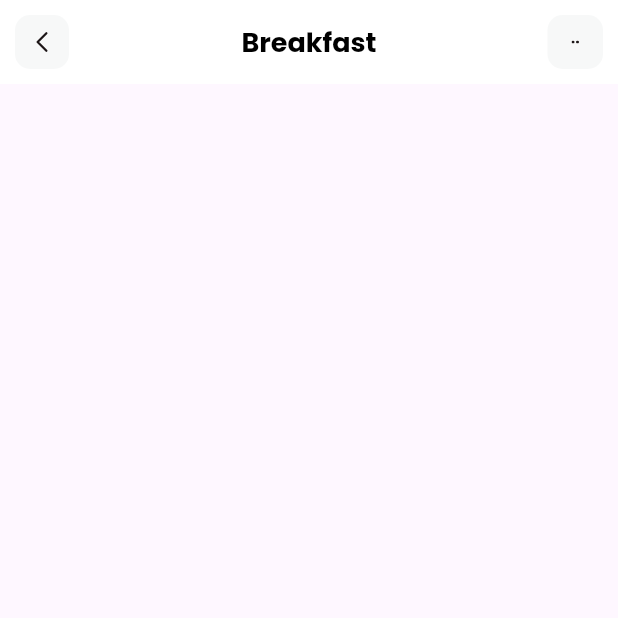
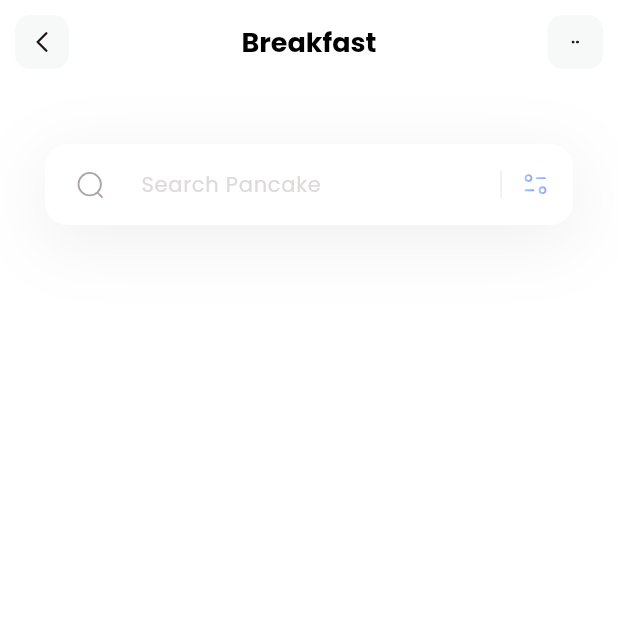
Before and after one commit to mjsanchezc/fitness, a Flutter app: the screen it shows after launch, on a phone screen of 412 x 824 dp, the top half of it. Run offline on Flutter 3.47's test engine with Material 3 defaults, Android fonts, the phone set to English and light mode, and no system bars; our stand-ins replace flutter_svg.

Commit message:
Added search field

```diff
--- a/lib/pages/home.dart
+++ b/lib/pages/home.dart
@@ -8,7 +8,70 @@ class HomePage extends StatelessWidget {
   Widget build(BuildContext context) {
     return Scaffold(
       appBar: appBar(),
+      backgroundColor: const Color.fromRGBO(255, 255, 255, 1),
+      body: Column(
+        crossAxisAlignment: CrossAxisAlignment.start,
+        children: [
+          _searchField(),
+        ],
+      ),
     );
+  }
+
+  Container _searchField() {
+    return Container(
+          margin: EdgeInsets.only(top: 40, left: 30, right: 30),
+          decoration: BoxDecoration(
+            boxShadow: [
+              BoxShadow(
+                color: Color(0xff1D1617).withValues(alpha: 0.07),
+                blurRadius: 40,
+                spreadRadius: 0.0,
+                offset: Offset(0.0, 10.0)
+              )
+            ]
+          ),
+          child: TextField(
+            decoration: InputDecoration(
+              filled: true,
+              fillColor: Colors.white,
+              contentPadding: EdgeInsets.all(15),
+              hintText: 'Search Pancake',
+              hintStyle: TextStyle(
+                color: Color(0xffDDDADA),
+                fontSize: 14
+              ),
+              prefixIcon: Padding(
+                padding: const EdgeInsets.only(top: 12, bottom: 12, left: 20, right: 20),
+                child: SvgPicture.asset('assets/icons/Search.svg'),
+              ),
+              suffixIcon: SizedBox(
+                width: 100,
+                child: IntrinsicHeight(
+                  child: Row(
+                    mainAxisAlignment: MainAxisAlignment.end,
+                    children: [
+                      VerticalDivider(
+                        color: Color(0xffDDDADA),
+                        thickness: 0.5,
+                        indent: 15,
+                        endIndent: 15,
+                      ),
+                      Padding(
+                        padding: const EdgeInsets.only(left: 5, top: 12, bottom: 12, right: 15),
+                        child: SvgPicture.asset('assets/icons/Filter.svg'),
+                      ),
+                    ],
+                  ),
+                ),
+              ),
+              border: OutlineInputBorder(
+                borderRadius: BorderRadius.circular(15),
+                borderSide: BorderSide.none
+              )
+            ),
+          ),
+        );
   }
 
   AppBar appBar() {
```
Also changed, not shown: pubspec.yaml (+1 -6 lines).
